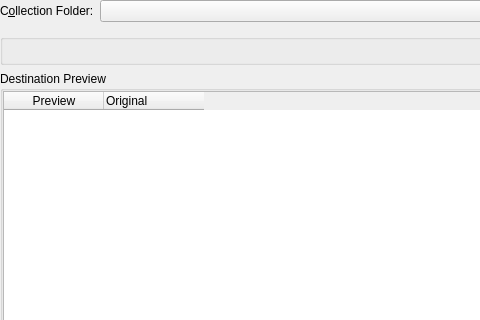
This is src/dialogs/OrganizeCollectionDialogBase.ui in KDE/amarok as Qt 5 draws it before an edit; both pictures show x 0 to 480 and y 0 to 320 of the 684 by 542 pixel window. The edited form follows.
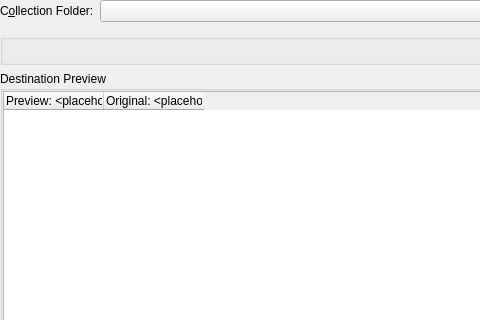
This is the edited form. Icons and pictures are not drawn. Custom widgets are drawn as their Qt base class.

Commit message:
OrganizeCollectionDialog: further improve usability
 * Remember dialog size
 * Make the preview sortable
 * Factor out common track paths of both preview and original to the
   header to save horizontal space
 * Prevent edits to the preview
 * Don't repaint the table when you only toggle overwrite mode

```diff
--- a/src/dialogs/OrganizeCollectionDialogBase.ui
+++ b/src/dialogs/OrganizeCollectionDialogBase.ui
@@ -102,6 +102,12 @@
           <verstretch>0</verstretch>
          </sizepolicy>
         </property>
+        <property name="editTriggers">
+         <set>QAbstractItemView::NoEditTriggers</set>
+        </property>
+        <property name="alternatingRowColors">
+         <bool>true</bool>
+        </property>
         <property name="horizontalScrollMode">
          <enum>QAbstractItemView::ScrollPerPixel</enum>
         </property>
@@ -113,15 +119,15 @@
         </attribute>
         <column>
          <property name="text">
-          <string>Preview</string>
+          <string notr="true">Preview: &lt;placeholder&gt;</string>
          </property>
          <property name="textAlignment">
-          <set>AlignHCenter|AlignVCenter|AlignCenter</set>
+          <set>AlignLeft|AlignVCenter</set>
          </property>
         </column>
         <column>
          <property name="text">
-          <string>Original</string>
+          <string notr="true">Original: &lt;placeholder&gt;</string>
          </property>
          <property name="textAlignment">
           <set>AlignLeft|AlignVCenter</set>
```
The commit also changes 3 other files.
